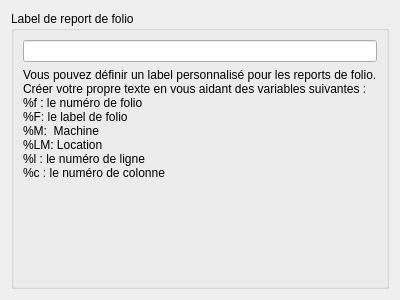
Before: the Qt Designer form sources/ui/reportpropertiewidget.ui in qelectrotech/qelectrotech-source-mirror, drawn with Qt 5.
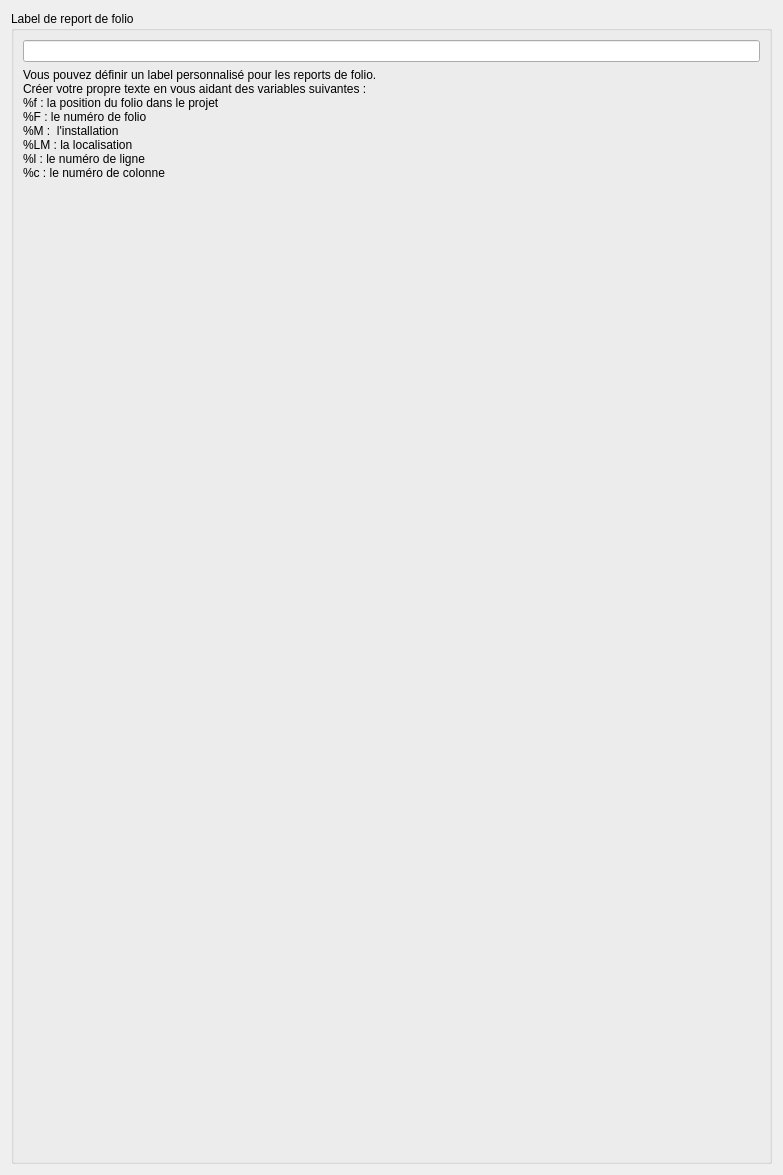
After: the same form once the commit is applied.

Commit message: Correction of some french and english notions and correction of typos. Variable %machine changed in %plant.

```diff
--- a/sources/ui/reportpropertiewidget.ui
+++ b/sources/ui/reportpropertiewidget.ui
@@ -6,8 +6,8 @@
    <rect>
     <x>0</x>
     <y>0</y>
-    <width>400</width>
-    <height>300</height>
+    <width>783</width>
+    <height>1175</height>
    </rect>
   </property>
   <property name="windowTitle">
@@ -34,10 +34,10 @@
           <property name="text">
            <string>Vous pouvez définir un label personnalisé pour les reports de folio.
 Créer votre propre texte en vous aidant des variables suivantes :
-%f : le numéro de folio 
-%F: le label de folio
-%M:  Machine 
-%LM: Location
+%f : la position du folio dans le projet 
+%F : le numéro de folio
+%M :  l'installation
+%LM : la localisation
 %l : le numéro de ligne
 %c : le numéro de colonne</string>
           </property>
```
The commit also changes 28 other files.
